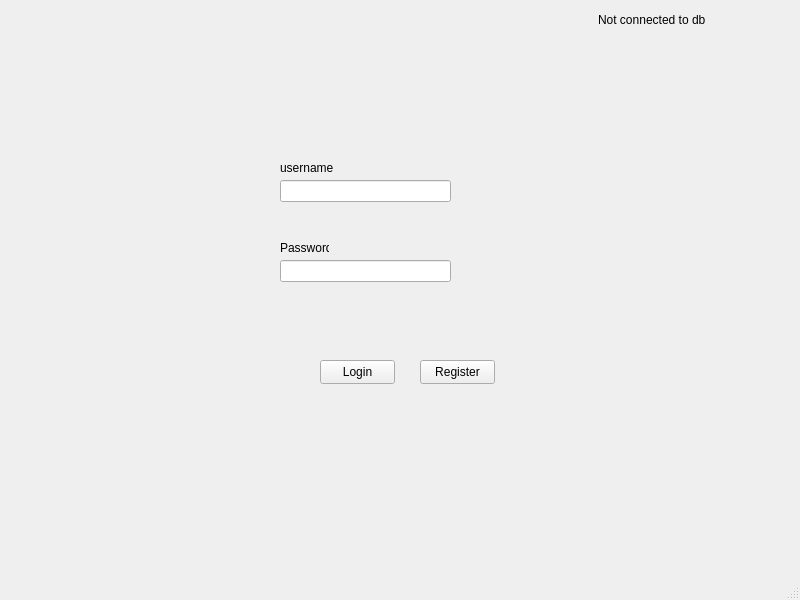
Old version of the form HTW-Connect/login.ui in the repository Zorghost/HTW-Connect.
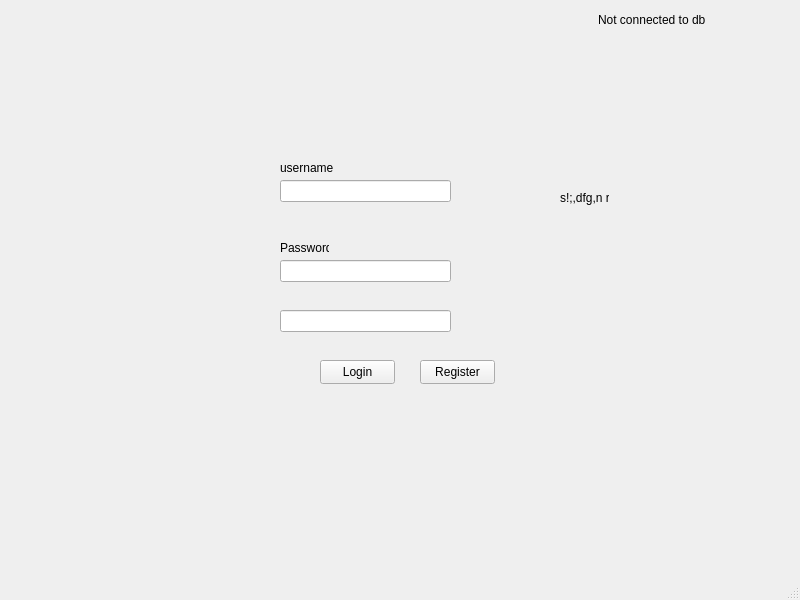
New version of the form.

```diff
--- a/HTW-Connect/login.ui
+++ b/HTW-Connect/login.ui
@@ -102,6 +102,29 @@
      <string>Register</string>
     </property>
    </widget>
+   <widget class="QLabel" name="label_4">
+    <property name="geometry">
+     <rect>
+      <x>560</x>
+      <y>190</y>
+      <width>49</width>
+      <height>16</height>
+     </rect>
+    </property>
+    <property name="text">
+     <string>s!;,dfg,n r</string>
+    </property>
+   </widget>
+   <widget class="QLineEdit" name="lineEdit_3">
+    <property name="geometry">
+     <rect>
+      <x>280</x>
+      <y>310</y>
+      <width>171</width>
+      <height>22</height>
+     </rect>
+    </property>
+   </widget>
   </widget>
   <widget class="QMenuBar" name="menubar">
    <property name="geometry">
```
